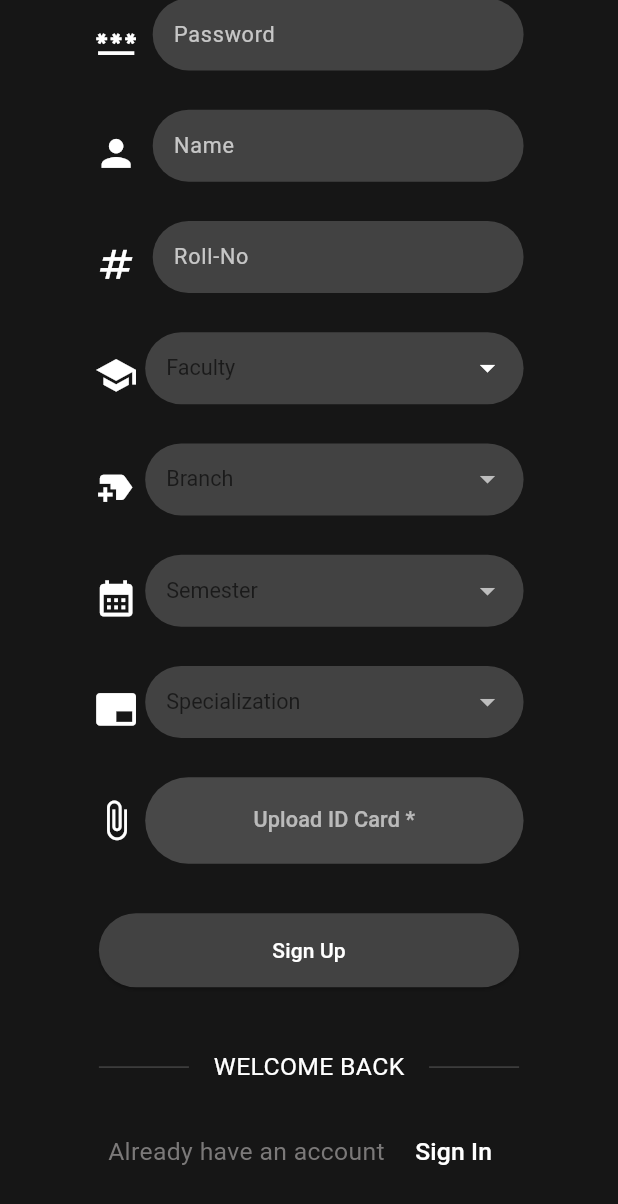
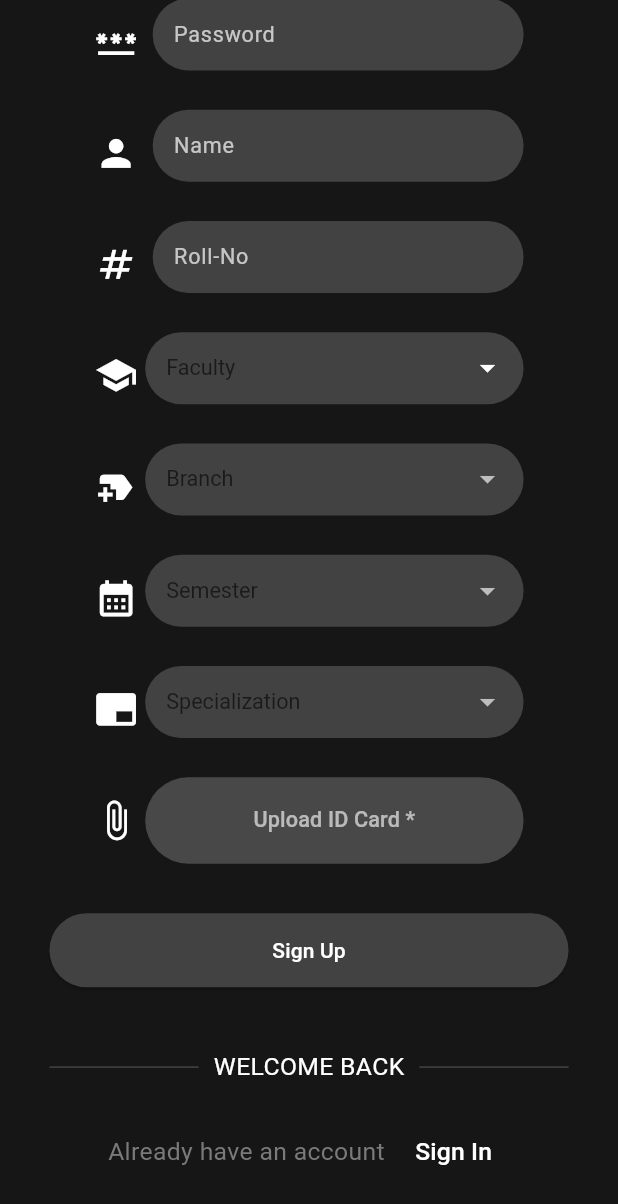
Before and after one commit to SajalSatsangi/Seekho_Buddy-Web, a Flutter app: the StudyHubLoginScreen screen opened directly, scrolled down 472 dp, on a phone screen of 412 x 824 dp. Shown: the top 1204 px of the screen. Run offline on Flutter 3.47's test engine with Material 3 defaults, Android fonts, the phone set to English and light mode, and no system bars; our stand-ins replace animated_splash_screen, cloud_firestore, file_picker, firebase_auth, firebase_core, firebase_storage and 11 more; missing offline and left inert: flutter_cached_pdfview, markdown, onesignal_flutter, pwa_install; accounts and stored records are empty.

Commit message:
Signup Page made responsive

```diff
--- a/lib/SignPage.dart
+++ b/lib/SignPage.dart
@@ -65,22 +65,29 @@ class _StudyHubLoginScreenState extends State<StudyHubLoginScreen> {
   String? _selectedSubbranch;
 
   @override
+ @override
   Widget build(BuildContext context) {
     return Scaffold(
       backgroundColor: Color(0xFF161616),
       body: SafeArea(
         child: LayoutBuilder(
           builder: (context, constraints) {
-            double padding = constraints.maxWidth * 0.08;
-            double iconSize = constraints.maxWidth * 0.07;
-            double fontSizeTitle = constraints.maxWidth * 0.06;
-            double fontSizeSubtitle = constraints.maxWidth * 0.04;
-            double inputFieldHeight = constraints.maxHeight * 0.07;
-            double buttonHeight = constraints.maxHeight * 0.06;
-            double spacingHeight = constraints.maxHeight * 0.02;
-            double inputFontSize = constraints.maxWidth * 0.035;
+            // Determine if it's a desktop layout
+            bool isDesktop = constraints.maxWidth > 600;
+
+            double padding = isDesktop ? 40 : constraints.maxWidth * 0.08;
+            double iconSize = isDesktop ? 30 : constraints.maxWidth * 0.07;
+            double fontSizeTitle = isDesktop ? 32 : constraints.maxWidth * 0.06;
+            double fontSizeSubtitle = isDesktop ? 18 : constraints.maxWidth * 0.04;
+            double inputFieldHeight = isDesktop ? 50 : constraints.maxHeight * 0.07;
+            double buttonHeight = isDesktop ? 60 : constraints.maxHeight * 0.06;
+            double spacingHeight = isDesktop ? 20 : constraints.maxHeight * 0.02;
+            double inputFontSize = isDesktop ? 16 : constraints.maxWidth * 0.035;
 
             return SingleChildScrollView(
+              child: Center(
+                child: ConstrainedBox(
+                  constraints: BoxConstraints(maxWidth: 600),
                   child: Padding(
                     padding: EdgeInsets.all(padding),
                     child: Column(
@@ -89,7 +96,7 @@ class _StudyHubLoginScreenState extends State<StudyHubLoginScreen> {
                       children: [
                         Image.asset(
                           'assets/loginPage.png',
-                      height: constraints.maxHeight * 0.3,
+                          height: isDesktop ? 250 : constraints.maxHeight * 0.3,
                         ),
                         SizedBox(height: spacingHeight),
                         Text(
@@ -269,49 +276,33 @@ class _StudyHubLoginScreenState extends State<StudyHubLoginScreen> {
                                 fontSize: inputFontSize,
                               ),
                               SizedBox(height: spacingHeight * 2),
-                          Padding(
-                            padding: EdgeInsets.symmetric(horizontal: padding),
-                            child: ElevatedButton(
+                              ElevatedButton(
                                 onPressed: _signUp,
                                 style: ElevatedButton.styleFrom(
                                   foregroundColor: Colors.white,
-                                backgroundColor:
-                                    const Color.fromRGBO(66, 66, 66, 1),
-                                minimumSize:
-                                    Size(double.infinity, buttonHeight),
+                                  backgroundColor: const Color.fromRGBO(66, 66, 66, 1),
+                                  minimumSize: Size(double.infinity, buttonHeight),
                                   shape: RoundedRectangleBorder(
                                     borderRadius: BorderRadius.circular(50),
                                   ),
                                 ),
                                 child: Text('Sign Up'),
                               ),
-                          ),
                               SizedBox(height: spacingHeight * 2.5),
                               Row(
                                 children: [
-                              Expanded(
-                                child: Divider(
-                                  color: Colors.grey.shade800,
-                                  thickness: 1,
-                                  indent: padding,
-                                  endIndent: padding / 2,
-                                ),
-                              ),
-                              Text(
+                                  Expanded(child: Divider(color: Colors.grey.shade800, thickness: 1)),
+                                  Padding(
+                                    padding: EdgeInsets.symmetric(horizontal: 10),
+                                    child: Text(
                                       'WELCOME BACK',
                                       style: TextStyle(
                                         color: Colors.white,
                                         fontSize: fontSizeSubtitle,
                                       ),
                                     ),
-                              Expanded(
-                                child: Divider(
-                                  color: Colors.grey.shade800,
-                                  thickness: 1,
-                                  indent: padding / 2,
-                                  endIndent: padding,
                                   ),
-                              ),
+                                  Expanded(child: Divider(color: Colors.grey.shade800, thickness: 1)),
                                 ],
                               ),
                               SizedBox(height: spacingHeight * 1.25),
@@ -330,8 +321,7 @@ class _StudyHubLoginScreenState extends State<StudyHubLoginScreen> {
                                     onPressed: () {
                                       Navigator.push(
                                         context,
-                                    MaterialPageRoute(
-                                        builder: (context) => LoginPage()),
+                                        MaterialPageRoute(builder: (context) => LoginPage()),
                                       );
                                     },
                                     child: Text(
@@ -348,6 +338,8 @@ class _StudyHubLoginScreenState extends State<StudyHubLoginScreen> {
                           ),
                         ),
                       ],
+                    ),
+                  ),
                 ),
               ),
             );
```
Lines whose indentation alone changed are shown as unchanged.
